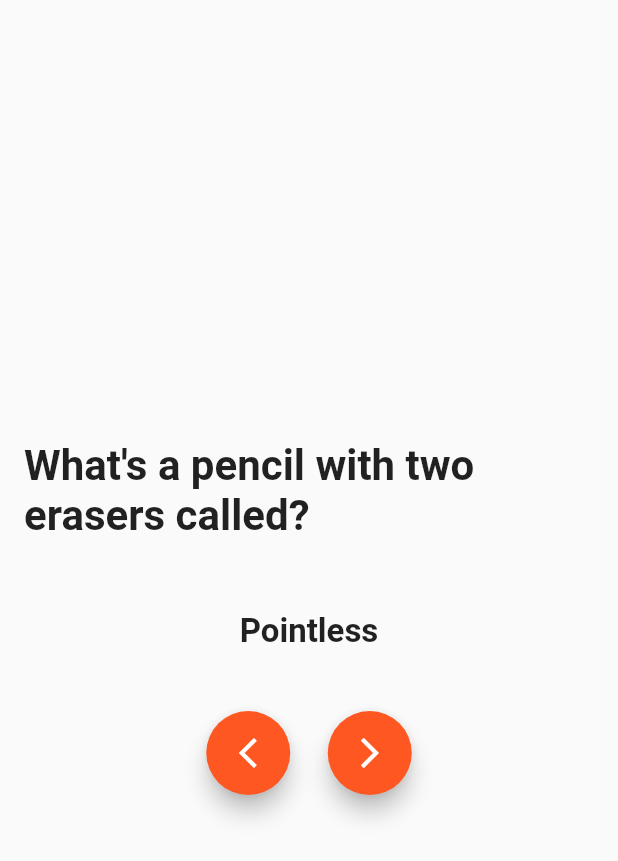
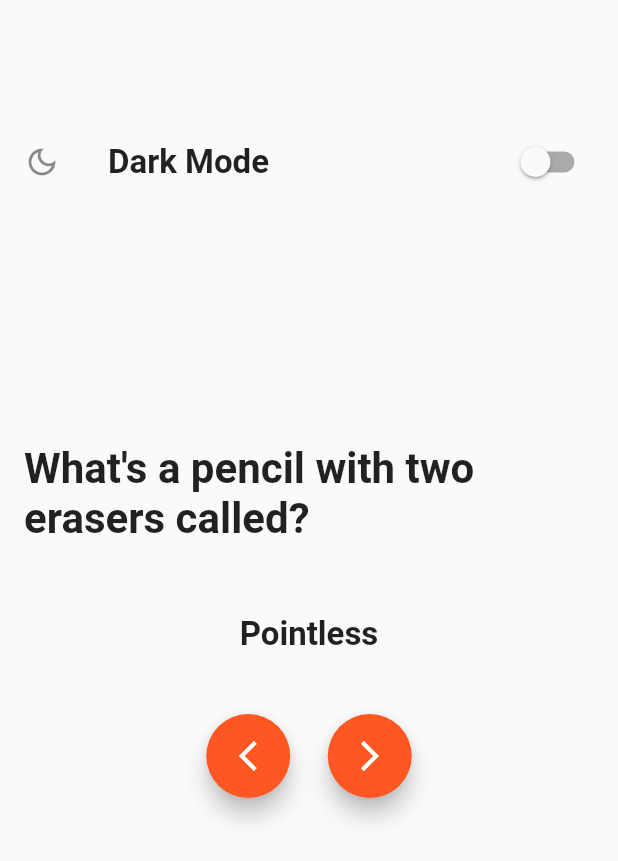
Before and after one commit to alaa-flutter/jokes, a Flutter app: the screen it shows after launch, on a phone screen of 412 x 824 dp. Shown: the top 861 px of the screen. Run offline on Flutter 3.47's test engine with Material 2 defaults, Android fonts, the light colour scheme and no system bars; our stand-ins replace shared_preferences.

Commit message:
Change Theme

```diff
--- /dev/null
+++ b/lib/Providers/theme_provider.dart
@@ -0,0 +1,26 @@
+import 'package:flutter/material.dart';
+import 'package:shared_preferences/shared_preferences.dart';
+
+class ThemeProvider with ChangeNotifier {
+  bool _isDarkMode = false;
+
+  ThemeProvider() {
+    _loadThemeMode();
+  }
+
+  bool get isDarkMode => _isDarkMode;
+
+  void toggleTheme(bool value) async {
+    _isDarkMode = value;
+    final prefs = await SharedPreferences.getInstance();
+    prefs.setBool('isDarkMode', value);
+    notifyListeners();
+  }
+
+  Future<void> _loadThemeMode() async {
+    final prefs = await SharedPreferences.getInstance();
+    final isDarkMode = prefs.getBool('isDarkMode') ?? false;
+    _isDarkMode = isDarkMode;
+    notifyListeners();
+  }
+}
--- a/lib/home_page.dart
+++ b/lib/home_page.dart
@@ -1,4 +1,7 @@
 import 'package:flutter/material.dart';
+import 'package:provider/provider.dart';
+
+import 'Providers/theme_provider.dart';
 
 class HomePage extends StatefulWidget {
   const HomePage({Key? key}) : super(key: key);
@@ -56,33 +59,59 @@ class _HomePageState extends State<HomePage> {
     {"question": "What do you call a fish with no eye", "answer": "Fsh"},
   ];
   int index = 1;
-  void changeIndex(String direction){
-    if(direction=="left"){
+  void changeIndex(String direction) {
+    if (direction == "left") {
       setState(() {
-        if(index == 0){
+        if (index == 0) {
           index = jokes.length - 1;
-        }else{
+        } else {
           index--;
         }
       });
-    }else if(direction=="right"){
+    } else if (direction == "right") {
       setState(() {
-        if(index == jokes.length - 1){
+        if (index == jokes.length - 1) {
           index = 0;
-        }else{
+        } else {
           index++;
         }
       });
     }
   }
+
   @override
   Widget build(BuildContext context) {
     return Scaffold(
-      body: Padding(
+      body: Column(
+        children: [
+          const SizedBox(
+            height: 80,
+          ),
+          SwitchListTile(
+            title: Text(
+              Provider.of<ThemeProvider>(context).isDarkMode
+                  ? 'Light Mode'
+                  : 'Dark Mode',
+              style: const TextStyle(fontSize: 22, fontWeight: FontWeight.bold),
+            ),
+            secondary: Icon(Provider.of<ThemeProvider>(context).isDarkMode
+                ? Icons.light_mode_outlined
+                : Icons.dark_mode_outlined),
+            value: Provider.of<ThemeProvider>(context).isDarkMode,
+            onChanged: (bool value) {
+              setState(() {
+                Provider.of<ThemeProvider>(context, listen: false)
+                    .toggleTheme(value);
+              });
+            },
+          ),
+          const SizedBox(
+            height: 160,
+          ),
+          Center(
+            child: Padding(
               padding: const EdgeInsets.symmetric(horizontal: 16),
               child: Column(
-          mainAxisAlignment: MainAxisAlignment.center,
-          crossAxisAlignment: CrossAxisAlignment.center,
                 children: [
                   Text(
                     jokes[index]["question"] ?? '',
@@ -126,6 +155,9 @@ class _HomePageState extends State<HomePage> {
                 ],
               ),
             ),
+          ),
+        ],
+      ),
     );
   }
 }
--- a/lib/main.dart
+++ b/lib/main.dart
@@ -1,5 +1,7 @@
 import 'package:flutter/material.dart';
+import 'package:provider/provider.dart';
 
+import 'Providers/theme_provider.dart';
 import 'home_page.dart';
 
 void main() {
@@ -11,10 +13,22 @@ class MyApp extends StatelessWidget {
 
   @override
   Widget build(BuildContext context) {
-  return const MaterialApp(
-    debugShowCheckedModeBanner: false,
-    home: HomePage(),
-  );
+
+
+    return ChangeNotifierProvider(
+      create: (_) => ThemeProvider(),
+      child: Consumer<ThemeProvider>(
+        builder: (context, themeProvider, child) => MaterialApp(
+          title: 'Your App',
+          theme: ThemeData.light(),
+          darkTheme: ThemeData.dark(),
+          themeMode:
+          themeProvider.isDarkMode ? ThemeMode.dark : ThemeMode.light,
+          home: const HomePage(),
+          debugShowCheckedModeBanner: false,
+        ),
+      ),
+    );
   }
 
 }
--- a/pubspec.yaml
+++ b/pubspec.yaml
@@ -36,6 +36,8 @@ dependencies:
   # The following adds the Cupertino Icons font to your application.
   # Use with the CupertinoIcons class for iOS style icons.
   cupertino_icons: ^1.0.2
+  shared_preferences: ^2.1.0
+  provider: ^6.0.5
 
 dev_dependencies:
   flutter_test:
```
Also changed, not shown: pubspec.lock, 2 other files. Lines whose indentation alone changed are shown as unchanged.
